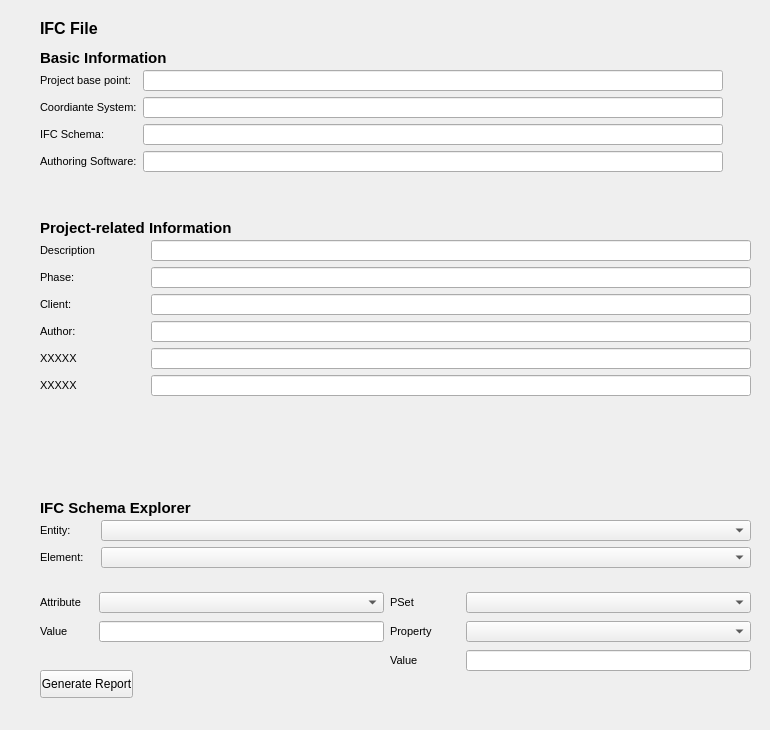
The window that GUI_Windows/ifc_info_checker.ui (ivanfelipeib/Masterarbeit) describes before a commit, drawn with Qt 5.
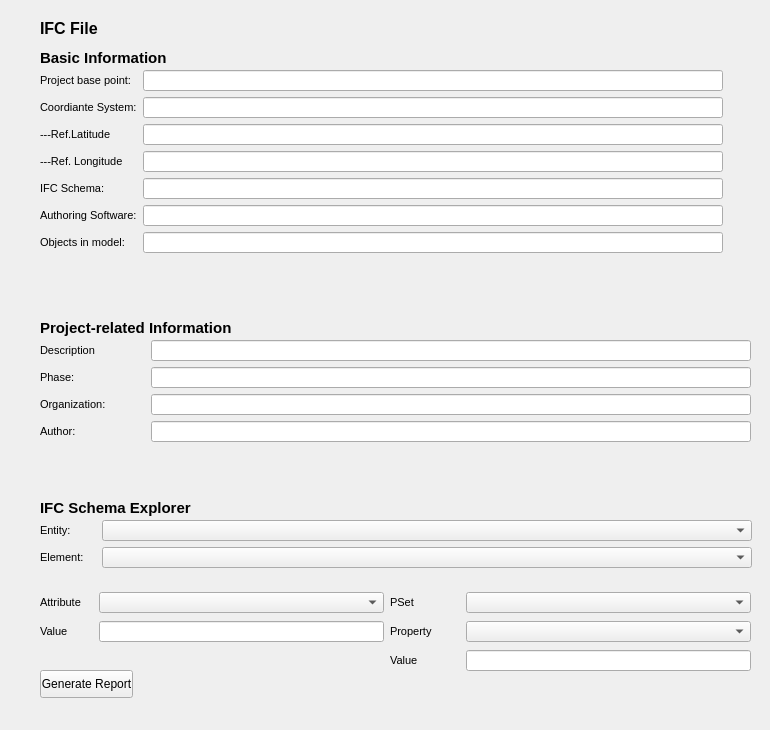
The same window after the commit.

Commit message: Add elements to IFC Info checker, update Excel Report

Diff of the .ui file:
```diff
--- a/GUI_Windows/ifc_info_checker.ui
+++ b/GUI_Windows/ifc_info_checker.ui
@@ -37,7 +37,7 @@
      <rect>
       <x>40</x>
       <y>20</y>
-      <width>271</width>
+      <width>711</width>
       <height>16</height>
      </rect>
     </property>
@@ -58,8 +58,8 @@
      <rect>
       <x>40</x>
       <y>70</y>
-      <width>734</width>
-      <height>121</height>
+      <width>706</width>
+      <height>231</height>
      </rect>
     </property>
     <layout class="QVBoxLayout" name="verticalLayout">
@@ -163,6 +163,100 @@
        </item>
       </layout>
      </item>
+     <item>
+      <layout class="QHBoxLayout" name="horizontalLayout_7">
+       <item>
+        <widget class="QLabel" name="lbl_copyright_3">
+         <property name="sizePolicy">
+          <sizepolicy hsizetype="MinimumExpanding" vsizetype="MinimumExpanding">
+           <horstretch>0</horstretch>
+           <verstretch>0</verstretch>
+          </sizepolicy>
+         </property>
+         <property name="font">
+          <font>
+           <pointsize>8</pointsize>
+          </font>
+         </property>
+         <property name="text">
+          <string>---Ref.Latitude</string>
+         </property>
+        </widget>
+       </item>
+       <item>
+        <widget class="QLineEdit" name="txt_latitude">
+         <property name="sizePolicy">
+          <sizepolicy hsizetype="Fixed" vsizetype="Fixed">
+           <horstretch>0</horstretch>
+           <verstretch>0</verstretch>
+          </sizepolicy>
+         </property>
+         <property name="minimumSize">
+          <size>
+           <width>580</width>
+           <height>21</height>
+          </size>
+         </property>
+         <property name="maximumSize">
+          <size>
+           <width>580</width>
+           <height>21</height>
+          </size>
+         </property>
+         <property name="readOnly">
+          <bool>true</bool>
+         </property>
+        </widget>
+       </item>
+      </layout>
+     </item>
+     <item>
+      <layout class="QHBoxLayout" name="horizontalLayout_8">
+       <item>
+        <widget class="QLabel" name="lbl_copyright_4">
+         <property name="sizePolicy">
+          <sizepolicy hsizetype="MinimumExpanding" vsizetype="MinimumExpanding">
+           <horstretch>0</horstretch>
+           <verstretch>0</verstretch>
+          </sizepolicy>
+         </property>
+         <property name="font">
+          <font>
+           <pointsize>8</pointsize>
+          </font>
+         </property>
+         <property name="text">
+          <string>---Ref. Longitude</string>
+         </property>
+        </widget>
+       </item>
+       <item>
+        <widget class="QLineEdit" name="txt_longitude">
+         <property name="sizePolicy">
+          <sizepolicy hsizetype="Fixed" vsizetype="Fixed">
+           <horstretch>0</horstretch>
+           <verstretch>0</verstretch>
+          </sizepolicy>
+         </property>
+         <property name="minimumSize">
+          <size>
+           <width>580</width>
+           <height>21</height>
+          </size>
+         </property>
+         <property name="maximumSize">
+          <size>
+           <width>580</width>
+           <height>21</height>
+          </size>
+         </property>
+         <property name="readOnly">
+          <bool>true</bool>
+         </property>
+        </widget>
+       </item>
+      </layout>
+     </item>
      <item>
       <layout class="QHBoxLayout" name="horizontalLayout_3">
        <item>
@@ -257,6 +351,53 @@
        </item>
       </layout>
      </item>
+     <item>
+      <layout class="QHBoxLayout" name="horizontalLayout_11">
+       <item>
+        <widget class="QLabel" name="lbl_copyright_5">
+         <property name="sizePolicy">
+          <sizepolicy hsizetype="MinimumExpanding" vsizetype="MinimumExpanding">
+           <horstretch>0</horstretch>
+           <verstretch>0</verstretch>
+          </sizepolicy>
+         </property>
+         <property name="font">
+          <font>
+           <pointsize>8</pointsize>
+          </font>
+         </property>
+         <property name="text">
+          <string>Objects in model:</string>
+         </property>
+        </widget>
+       </item>
+       <item>
+        <widget class="QLineEdit" name="txt_objects_number">
+         <property name="sizePolicy">
+          <sizepolicy hsizetype="Fixed" vsizetype="Fixed">
+           <horstretch>0</horstretch>
+           <verstretch>0</verstretch>
+          </sizepolicy>
+         </property>
+         <property name="minimumSize">
+          <size>
+           <width>580</width>
+           <height>21</height>
+          </size>
+         </property>
+         <property name="maximumSize">
+          <size>
+           <width>580</width>
+           <height>21</height>
+          </size>
+         </property>
+         <property name="readOnly">
+          <bool>true</bool>
+         </property>
+        </widget>
+       </item>
+      </layout>
+     </item>
     </layout>
    </widget>
    <widget class="QLabel" name="lbl_ids_info_title_2">
@@ -284,7 +425,7 @@
     <property name="geometry">
      <rect>
       <x>40</x>
-      <y>220</y>
+      <y>320</y>
       <width>251</width>
       <height>16</height>
      </rect>
@@ -326,9 +467,9 @@
     <property name="geometry">
      <rect>
       <x>40</x>
-      <y>240</y>
+      <y>340</y>
       <width>711</width>
-      <height>231</height>
+      <height>131</height>
      </rect>
     </property>
     <layout class="QVBoxLayout" name="verticalLayout_2">
@@ -415,7 +556,7 @@
           </font>
          </property>
          <property name="text">
-          <string>Client:</string>
+          <string>Organization:</string>
          </property>
         </widget>
        </item>
@@ -475,76 +616,6 @@
        </item>
       </layout>
      </item>
-     <item>
-      <layout class="QHBoxLayout" name="horizontalLayout_11">
-       <item>
-        <widget class="QLabel" name="lbl_purpose_2">
-         <property name="font">
-          <font>
-           <pointsize>8</pointsize>
-          </font>
-         </property>
-         <property name="text">
-          <string>XXXXX</string>
-         </property>
-        </widget>
-       </item>
-       <item>
-        <widget class="QLineEdit" name="txt_author_5">
-         <property name="minimumSize">
-          <size>
-           <width>600</width>
-           <height>21</height>
-          </size>
-         </property>
-         <property name="maximumSize">
-          <size>
-           <width>600</width>
-           <height>21</height>
-          </size>
-         </property>
-         <property name="readOnly">
-          <bool>true</bool>
-         </property>
-        </widget>
-       </item>
-      </layout>
-     </item>
-     <item>
-      <layout class="QHBoxLayout" name="horizontalLayout_12">
-       <item>
-        <widget class="QLabel" name="lbl_milestone_2">
-         <property name="font">
-          <font>
-           <pointsize>8</pointsize>
-          </font>
-         </property>
-         <property name="text">
-          <string>XXXXX</string>
-         </property>
-        </widget>
-       </item>
-       <item>
-        <widget class="QLineEdit" name="txt_author_6">
-         <property name="minimumSize">
-          <size>
-           <width>600</width>
-           <height>21</height>
-          </size>
-         </property>
-         <property name="maximumSize">
-          <size>
-           <width>600</width>
-           <height>21</height>
-          </size>
-         </property>
-         <property name="readOnly">
-          <bool>true</bool>
-         </property>
-        </widget>
-       </item>
-      </layout>
-     </item>
     </layout>
    </widget>
    <widget class="QWidget" name="layoutWidget_3">
@@ -552,7 +623,7 @@
      <rect>
       <x>40</x>
       <y>520</y>
-      <width>711</width>
+      <width>712</width>
       <height>61</height>
      </rect>
     </property>
@@ -628,7 +699,7 @@
          </property>
          <property name="maximumSize">
           <size>
-           <width>650</width>
+           <width>300</width>
            <height>21</height>
           </size>
          </property>
```
Left out of the diff: 12 changed lines with no effect on the pictures. The commit also changes 4 other files.
